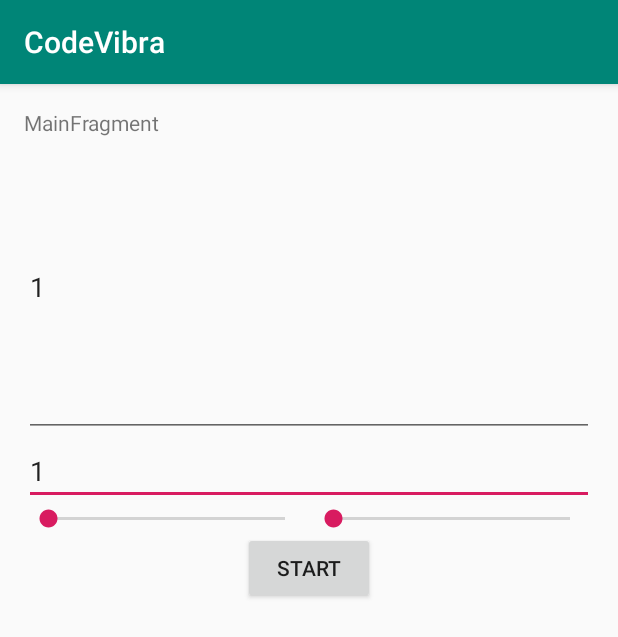
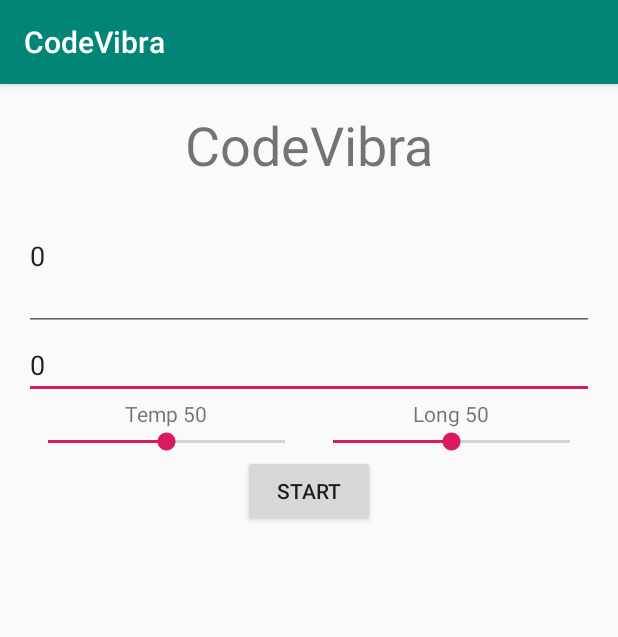
Before and after one commit to since85stas/CodeVibra, an Android app: the screen it shows after launch (MainActivity), on a phone screen of 412 x 824 dp. Shown: the top 637 px of the screen. Run offline under Robolectric (Android 15) with nearby library versions, the phone set to English and light mode, and no system bars; our stand-ins replace data binding.

Commit message:
adding seekbars

```diff
--- a/app/src/main/java/ru/batura/stat/codevibra/BindingsAdapters.kt
+++ b/app/src/main/java/ru/batura/stat/codevibra/BindingsAdapters.kt
@@ -1,6 +1,7 @@
 package ru.batura.stat.codevibra
 
 import android.widget.EditText
+import android.widget.SeekBar
 import androidx.databinding.BindingAdapter
 import ru.batura.stat.codevibra.ui.main.MainViewModel
 
@@ -32,3 +33,25 @@ fun bindFocusListner(editText: EditText, model : MainViewModel) {
     print("focus")
     editText.setOnFocusChangeListener(model.focusListner)
 }
+
+/**
+ *   добавляем слушатель на seekbar
+ */
+@BindingAdapter("addSeekListner")
+fun bindSeekListner(seekBar: SeekBar, model : MainViewModel) {
+    print("seek")
+    when (seekBar.id) {
+
+        R.id.temp_seek -> {
+            model.tempListner.value = seekBar.progress
+            model.updateSeekVal()
+            seekBar.setOnSeekBarChangeListener(model.tempListner)
+        }
+
+        R.id.longitude_seek -> {
+            model.longListner.value = seekBar.progress
+            model.updateSeekVal()
+            seekBar.setOnSeekBarChangeListener(model.longListner)
+        }
+    }
+}
--- /dev/null
+++ b/app/src/main/java/ru/batura/stat/codevibra/SeekBarListner.kt
@@ -0,0 +1,36 @@
+package ru.batura.stat.codevibra
+
+import android.widget.SeekBar
+import ru.batura.stat.codevibra.ui.main.MainViewModel
+
+class TempSeekBarListner (val model: MainViewModel): SeekBar.OnSeekBarChangeListener {
+
+    var value =0
+
+    override fun onProgressChanged(seekBar: SeekBar?, progress: Int, fromUser: Boolean) {
+        value = progress
+        model.updateSeekVal()
+    }
+
+    override fun onStartTrackingTouch(seekBar: SeekBar?) {
+    }
+
+    override fun onStopTrackingTouch(seekBar: SeekBar?) {
+    }
+}
+
+class LongSeekBarListner (val model: MainViewModel): SeekBar.OnSeekBarChangeListener {
+
+    var value =0
+
+    override fun onProgressChanged(seekBar: SeekBar?, progress: Int, fromUser: Boolean) {
+        value = progress
+        model.updateSeekVal()
+    }
+
+    override fun onStartTrackingTouch(seekBar: SeekBar?) {
+    }
+
+    override fun onStopTrackingTouch(seekBar: SeekBar?) {
+    }
+}
--- a/app/src/main/java/ru/batura/stat/codevibra/VibartionUtils.kt
+++ b/app/src/main/java/ru/batura/stat/codevibra/VibartionUtils.kt
@@ -3,11 +3,11 @@ package ru.batura.stat.codevibra
 import java.util.*
 import kotlin.math.pow
 
-fun createVibrationPattern ( num:Int) : LongArray {
+fun createVibrationPattern ( num:Int, tempProgress : Int , longProgress : Int) : LongArray {
 
     // временные величины
-    val xTemp = 0.5
-    val xDl = 0.5
+    val xTemp = tempProgress /100.0
+    val xDl = longProgress /100.0
 
     val TEN : Double = 10.toDouble()
 
@@ -21,7 +21,8 @@ fun createVibrationPattern ( num:Int) : LongArray {
     val strings  = num.toString(2).toCharArray()
 //    val strings  = "1011".toCharArray()
 
-    for (i  in 0..strings.size-1) {
+
+    for (i  in strings.indices) {
         if ( i == 0) {
             if (strings[i] == '0') {
                 longList.add(tPause)
--- a/app/src/main/java/ru/batura/stat/codevibra/ui/main/MainFragment.kt
+++ b/app/src/main/java/ru/batura/stat/codevibra/ui/main/MainFragment.kt
@@ -67,8 +67,19 @@ class MainFragment : Fragment() {
         // наблюдаем за включением вибрации
         viewModel.startV.observe(viewLifecycleOwner, Observer {
             if (it > 0) {
-                createVibrate( it )
+                createVibrate( it,
+                    viewModel.seekTempLive.value!!,
+                    viewModel.seekLongLive.value!!
+                    )
             }
+        })
+
+        // наблюдаем за ползунками
+        viewModel.seekTempLive.observe(viewLifecycleOwner, Observer {
+            temp_title.text = getTitleString(R.id.temp_title, it)
+        })
+        viewModel.seekLongLive.observe(viewLifecycleOwner, Observer {
+            long_title.text = getTitleString(R.id.long_title, it)
         })
         super.onActivityCreated(savedInstanceState)
     }
@@ -77,7 +88,7 @@ class MainFragment : Fragment() {
      *  в зависимости от того на какой editText нажал пользователь
      *  добавляет слушатель в нажатый и убирает из другого
      */
-    fun changeTextWatchers(viewId : Int) {
+    private fun changeTextWatchers(viewId : Int) {
         when (viewId) {
             R.id.edit_binary -> {
                 print("binary")
@@ -96,14 +107,14 @@ class MainFragment : Fragment() {
     /**
      * запускаем вибрацию с нужой каритной
      */
-    fun createVibrate(num : Int) {
+    private fun createVibrate(num : Int, tempProgress : Int, longProgress : Int) {
         val vibrator = this.activity!!.getSystemService(Context.VIBRATOR_SERVICE) as Vibrator
         val canVibrate: Boolean = vibrator.hasVibrator()
 
         // если вибрация доступна
         if (canVibrate) {
             // создаем рисунок вибрации
-            val pattern = createVibrationPattern(num)
+            val pattern = createVibrationPattern(num, tempProgress,longProgress)
 
             if (Build.VERSION.SDK_INT >= Build.VERSION_CODES.O) {
                 // API 26
@@ -121,6 +132,14 @@ class MainFragment : Fragment() {
         viewModel.vibrateFinish()
     }
 
+    private fun getTitleString (id : Int, progress : Int) : String{
+        when (id) {
 
+            R.id.temp_title -> return "Temp $progress"
+            R.id.long_title -> return "Long $progress"
+
+        }
+        return "Title"
+    }
 
 }
--- a/app/src/main/java/ru/batura/stat/codevibra/ui/main/MainViewModel.kt
+++ b/app/src/main/java/ru/batura/stat/codevibra/ui/main/MainViewModel.kt
@@ -4,10 +4,8 @@ import android.view.View
 import androidx.lifecycle.LiveData
 import androidx.lifecycle.MutableLiveData
 import androidx.lifecycle.ViewModel
-import ru.batura.stat.codevibra.BinaryTextWatcher
-import ru.batura.stat.codevibra.DecimalTextWatcher
-import ru.batura.stat.codevibra.FocusListner
-import ru.batura.stat.codevibra.R
+import ru.batura.stat.codevibra.*
+import java.util.*
 
 class MainViewModel : ViewModel() {
 
@@ -19,6 +17,15 @@ class MainViewModel : ViewModel() {
     var decimalLive : MutableLiveData<Int> = MutableLiveData()
     var binaryLive : MutableLiveData<Int> = MutableLiveData()
 
+    // листнеры для отслеживания ползунков
+    var tempListner = TempSeekBarListner(this)
+    var longListner = LongSeekBarListner(this)
+
+    //
+    var seekTempLive : MutableLiveData<Int> = MutableLiveData()
+    var seekLongLive : MutableLiveData<Int> = MutableLiveData()
+
+    // добавляем листнер на Focus
     var focusListner: FocusListner = FocusListner(this)
 
     private var _focusChanged : MutableLiveData<Int> = MutableLiveData()
@@ -70,4 +77,9 @@ class MainViewModel : ViewModel() {
     fun changeFocus(id: Int) {
         _focusChanged.value = id
     }
+
+    fun updateSeekVal() {
+        seekTempLive.value = tempListner.value
+        seekLongLive.value = longListner.value
+    }
 }
--- a/app/src/main/res/layout/main_fragment.xml
+++ b/app/src/main/res/layout/main_fragment.xml
@@ -1,9 +1,11 @@
 <?xml version="1.0" encoding="utf-8"?>
 <layout xmlns:android="http://schemas.android.com/apk/res/android"
     xmlns:app="http://schemas.android.com/apk/res-auto"
-    xmlns:tools="http://schemas.android.com/tools">
+    xmlns:tools="http://schemas.android.com/tools"
+    >
 
     <data>
+
         <variable
             name="viewModel"
             type="ru.batura.stat.codevibra.ui.main.MainViewModel" />
@@ -13,54 +15,93 @@
         android:id="@+id/main"
         android:layout_width="match_parent"
         android:layout_height="match_parent"
-        tools:context=".ui.main.MainFragment"
+        android:layout_margin="16dp"
         android:orientation="vertical"
-        android:layout_margin="16dp">
+        tools:context=".ui.main.MainFragment">
 
         <TextView
             android:id="@+id/running_title"
             android:layout_width="wrap_content"
             android:layout_height="wrap_content"
-            android:text="MainFragment" />
+            android:text="CodeVibra"
+            android:layout_gravity="center"
+            android:textSize="36sp"/>
 
         <EditText
             android:id="@+id/edit_binary"
-            android:layout_width="match_parent"
-            android:layout_height="200dp"
-            android:inputType="number"
-            android:text="1"
             addEditTextWatcherBin="@{viewModel}"
             addFocusListner="@{viewModel}"
+            android:layout_width="match_parent"
+            android:layout_height="100dp"
+            android:inputType="number|textMultiLine"
+            android:text="0"
+            android:lines="3"
+            android:maxLines="4"
+
             />
 
         <EditText
             android:id="@+id/edit_decimal"
+            addEditTextWatcherDec="@{viewModel}"
+            addFocusListner="@{viewModel}"
             android:layout_width="match_parent"
             android:layout_height="wrap_content"
+            android:focusedByDefault="true"
             android:inputType="number"
-            android:text="1"
-            android:focusedByDefault="true"
-            addEditTextWatcherDec="@{viewModel}"
-            addFocusListner="@{viewModel}"
-            />
+            android:text="0" />
 
         <LinearLayout
             android:layout_width="match_parent"
             android:layout_height="wrap_content"
             android:orientation="horizontal">
 
-            <SeekBar
-                android:id="@+id/temp_seek"
+            <LinearLayout
                 android:layout_width="0dp"
+                android:layout_height="wrap_content"
                 android:layout_weight="1"
-                android:layout_height="wrap_content" />
+                android:orientation="vertical">
 
-            <SeekBar
-                android:id="@+id/longitude_seek"
+                <TextView
+                    android:id="@+id/temp_title"
+                    android:layout_width="wrap_content"
+                    android:layout_height="wrap_content"
+                    android:text="Temp"
+                    android:layout_gravity="center"
+                    />
+
+                <SeekBar
+                    android:id="@+id/temp_seek"
+                    android:layout_width="match_parent"
+                    android:layout_height="wrap_content"
+                    android:max="100"
+                    addSeekListner="@{viewModel}"
+                    android:progress="50"
+                    />
+            </LinearLayout>
+
+            <LinearLayout
                 android:layout_width="0dp"
+                android:layout_height="wrap_content"
                 android:layout_weight="1"
-                android:layout_height="wrap_content" />
+                android:orientation="vertical">
 
+                <TextView
+                    android:id="@+id/long_title"
+                    android:layout_width="wrap_content"
+                    android:layout_height="wrap_content"
+                    android:text="Long"
+                    android:layout_gravity="center"/>
+
+                <SeekBar
+                    android:id="@+id/longitude_seek"
+                    android:layout_width="match_parent"
+                    android:layout_height="wrap_content"
+                    android:max="100"
+                    addSeekListner="@{viewModel}"
+                    android:progress="50"
+                    />
+
+            </LinearLayout>
         </LinearLayout>
 
         <Button
@@ -69,8 +110,7 @@
             android:layout_height="wrap_content"
             android:layout_gravity="center"
             android:onClick="@{ () -> viewModel.startButtonClicked() }"
-            android:text="start"
-            />
+            android:text="start" />
 
     </LinearLayout>
 </layout>
```
Also changed, not shown: app/src/main/java/ru/batura/stat/codevibra/TextWatchers.kt (+0 -14 lines).
